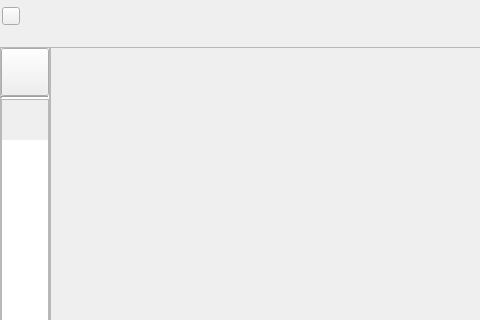
Above: src/xamp/xamp.ui from billlin0904/xamp2 before the change; both pictures show x 0 to 480 and y 0 to 320 of the 1377 by 658 pixel window. Below: the same form after it.
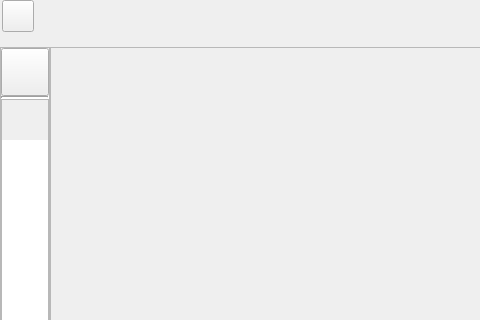
That is the form after the change. Custom widgets are drawn as their Qt base class.

Diff of the .ui file:
```diff
--- a/src/xamp/xamp.ui
+++ b/src/xamp/xamp.ui
@@ -242,14 +242,14 @@
        <widget class="QToolButton" name="logoButton">
         <property name="minimumSize">
          <size>
-          <width>18</width>
-          <height>18</height>
+          <width>32</width>
+          <height>32</height>
          </size>
         </property>
         <property name="maximumSize">
          <size>
-          <width>18</width>
-          <height>18</height>
+          <width>32</width>
+          <height>32</height>
          </size>
         </property>
         <property name="text">
@@ -257,8 +257,8 @@
         </property>
         <property name="iconSize">
          <size>
-          <width>16</width>
-          <height>16</height>
+          <width>32</width>
+          <height>32</height>
          </size>
         </property>
        </widget>
```
